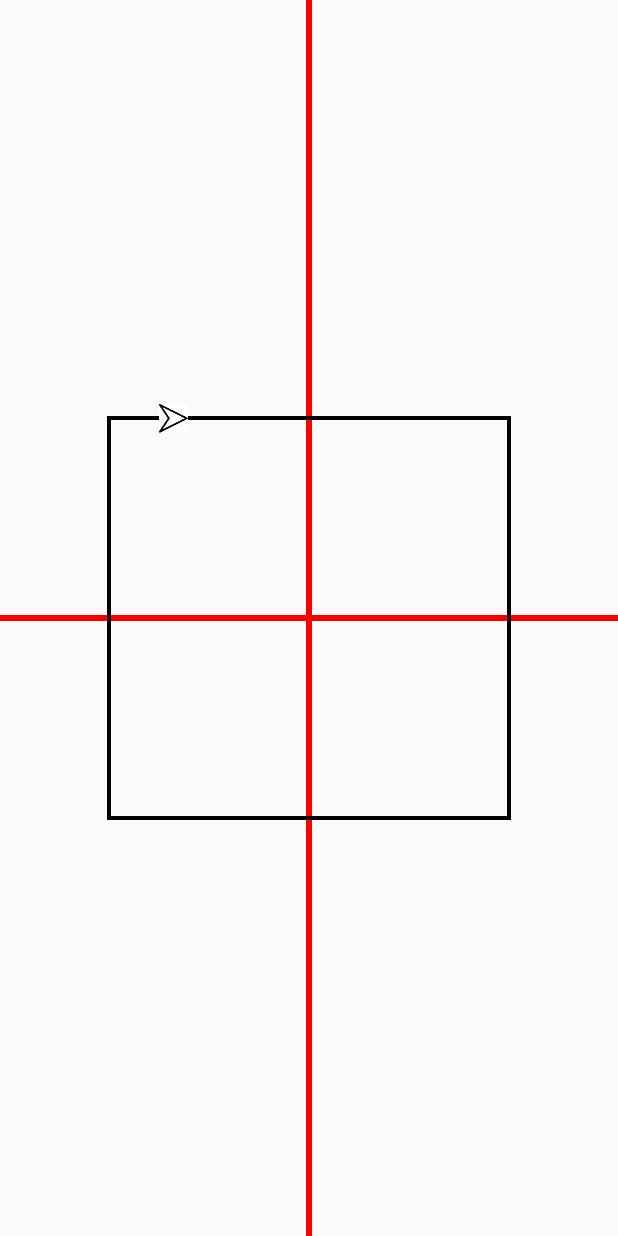
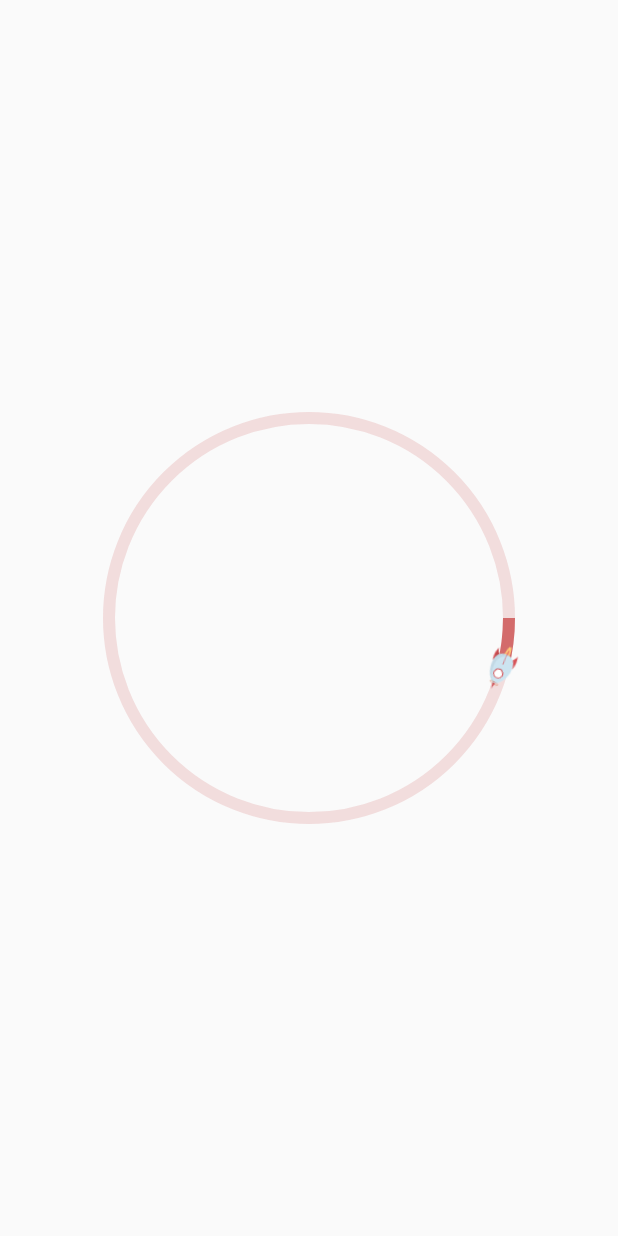
Before and after one commit to fjdpaul/DailyDemo, an Android app: the TestPathMesureActivity screen opened directly, with no data from a screen before it, on a phone screen of 412 x 824 dp. Run offline under Robolectric (Android 15) with nearby library versions, the phone set to English and light mode, and no system bars.

Commit message:
【mod】

```diff
--- a/UITest/app/src/main/java/comm/example/strugglefu/uitest/view/PathMeasureView.java
+++ b/UITest/app/src/main/java/comm/example/strugglefu/uitest/view/PathMeasureView.java
@@ -9,6 +9,7 @@ import android.graphics.Matrix;
 import android.graphics.Paint;
 import android.graphics.Path;
 import android.graphics.PathMeasure;
+import android.util.Log;
 import android.view.View;
 
 import comm.example.strugglefu.uitest.R;
@@ -21,15 +22,20 @@ import comm.example.strugglefu.uitest.R;
  */
 public class PathMeasureView extends View {
 
+    private Paint mNormalPaint = new Paint();
     private Paint mPaint = new Paint();
     private Paint mLinePaint = new Paint(); //坐标系
     private Bitmap mBitmap;
 
     public PathMeasureView(Context context) {
         super(context);
+        mNormalPaint.setStyle(Paint.Style.STROKE);
+        mNormalPaint.setColor(getResources().getColor(R.color.normal_red));
+        mNormalPaint.setStrokeWidth(12);
+
         mPaint.setStyle(Paint.Style.STROKE);
-        mPaint.setColor(Color.BLACK);
-        mPaint.setStrokeWidth(4);
+        mPaint.setColor(getResources().getColor(R.color.red));
+        mPaint.setStrokeWidth(12);
 
         mLinePaint.setStyle(Paint.Style.STROKE);
         mLinePaint.setColor(Color.RED);
@@ -37,23 +43,22 @@ public class PathMeasureView extends View {
 
         //缩小图片
         BitmapFactory.Options options = new BitmapFactory.Options();
-        options.inSampleSize = 4;
-        mBitmap = BitmapFactory.decodeResource(getResources(), R.mipmap.arrow,options);
+        mBitmap = BitmapFactory.decodeResource(getResources(), R.drawable.ic_free,options);
     }
 
     @Override
     protected void onDraw(Canvas canvas) {
         super.onDraw(canvas);
 
-        canvas.drawLine(0, getHeight() / 2, getWidth(), getHeight() / 2, mLinePaint);
-        canvas.drawLine(getWidth() / 2, 0, getWidth() / 2, getHeight(), mLinePaint);
+//        canvas.drawLine(0, getHeight() / 2, getWidth(), getHeight() / 2, mLinePaint);
+//        canvas.drawLine(getWidth() / 2, 0, getWidth() / 2, getHeight(), mLinePaint);
 
         canvas.translate(getWidth() / 2, getHeight() / 2);
 
 
         mPath.reset();
-        mPath.addRect(-200,-200,200, 200,Path.Direction.CW);
-        canvas.drawPath(mPath, mPaint);
+        mPath.addCircle(0,0, 200,Path.Direction.CW);
+        canvas.drawPath(mPath, mNormalPaint);
 
         mFloat += 0.01;
         if (mFloat >= 1){
@@ -64,7 +69,17 @@ public class PathMeasureView extends View {
         //将pos信息和tan信息保存在mMatrix中
         pathMeasure.getMatrix(pathMeasure.getLength() * mFloat, mMatrix, PathMeasure.POSITION_MATRIX_FLAG | PathMeasure.TANGENT_MATRIX_FLAG);
         //将图片的旋转坐标调整到图片中心位置
-        mMatrix.preTranslate(-mBitmap.getWidth() / 2, -mBitmap.getHeight() / 2);
+        mMatrix.preRotate(-90);
+        mMatrix.preTranslate(-mBitmap.getWidth()/2, -mBitmap.getHeight()/2);
+
+        pathMeasure.getPosTan(pathMeasure.getLength() * mFloat,pos,tan);
+
+        //计算出当前的切线与x轴夹角的度数
+        double degrees = 360 * mFloat;
+        Log.e("TAG", "onDraw: degrees="+degrees);
+        mPath.reset();
+        mPath.addArc(-200,-200, 200, 200,0, (float) degrees);
+        canvas.drawPath(mPath, mPaint);
 
         canvas.drawBitmap(mBitmap,mMatrix, mPaint);
 
--- a/UITest/app/src/main/res/values/colors.xml
+++ b/UITest/app/src/main/res/values/colors.xml
@@ -11,6 +11,8 @@
     <color name="blue">#00C6FF</color>
     <color name="green">#00E099</color>
     <color name="pink">#FF3892</color>
+    <color name="red">#D36B6B</color>
+    <color name="normal_red">#33D36B6B</color>
 
     <array name="splash_circle_colors">
         <item>@color/blue</item>
```
Also changed, not shown: UITest/app/src/main/res/drawable-xhdpi/ic_free.png (added).
